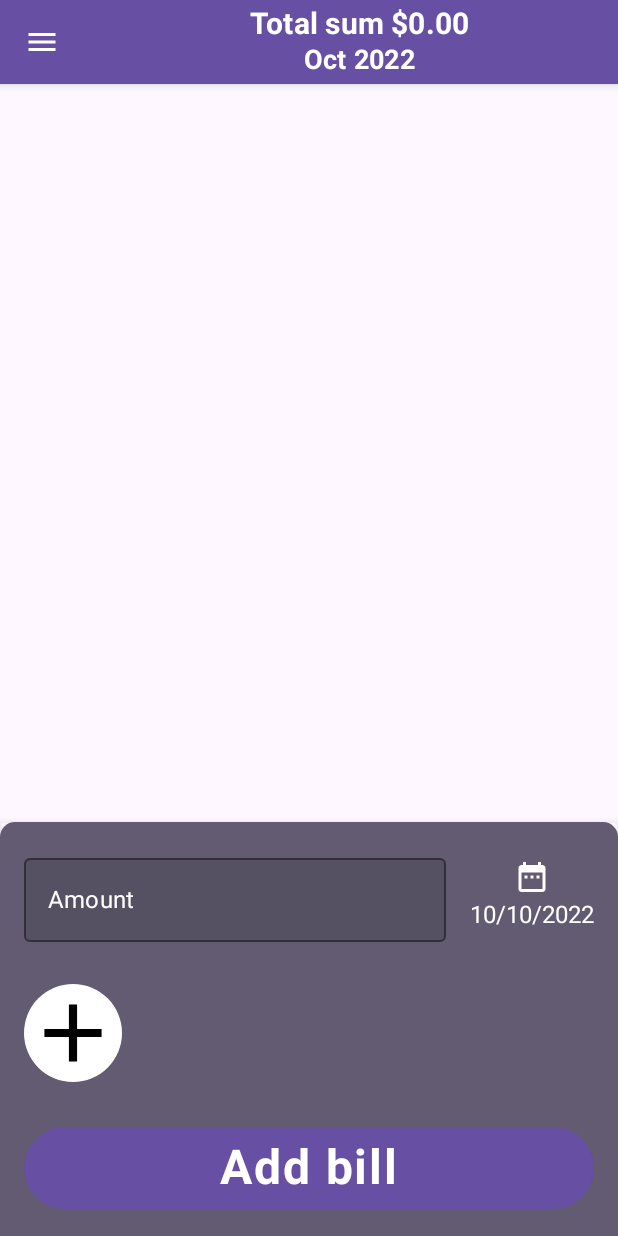
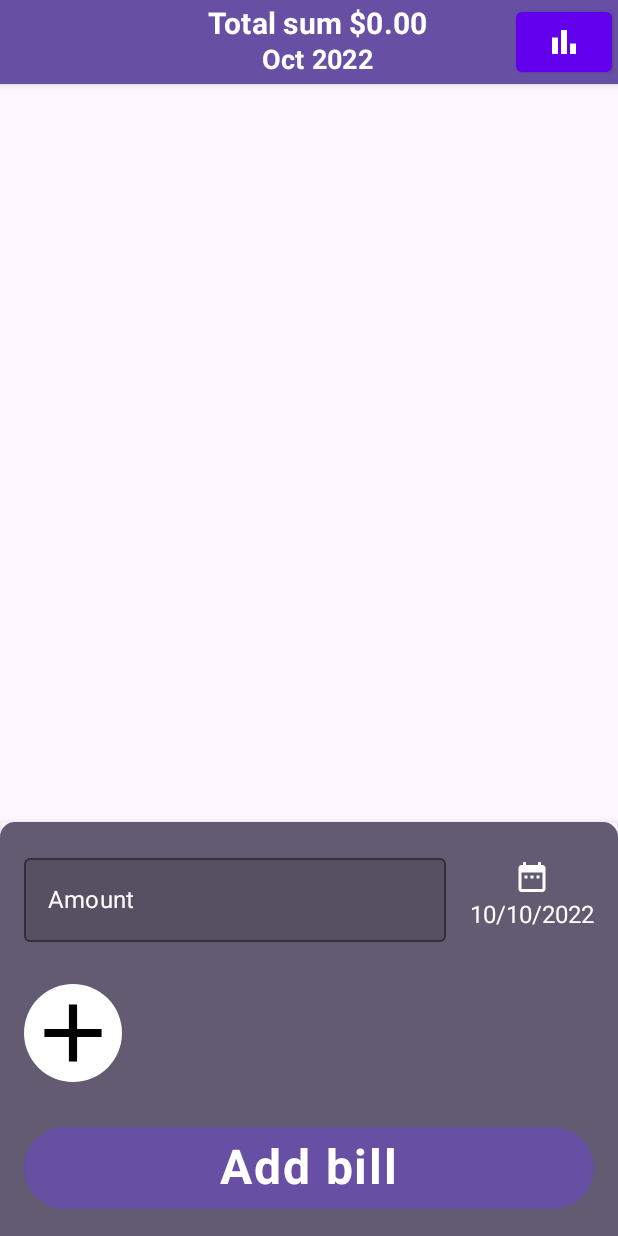
Before and after one commit to MaxBuriak/Bills-Collecting, an Android app built with Jetpack Compose: the screen it shows after launch (MainActivity), on a phone screen of 412 x 824 dp. Run offline under Robolectric (Android 15) with nearby library versions, the phone set to English and light mode, and no system bars; our stand-ins replace Dagger/Hilt's generated code, Room's generated code.

Commit message:
- Moved AmountChartItme to self file - Added button in app bar for to navigate into overview screen - Added formated total sum in BillsState - Optimized AmountChartItmes representation on Overview screen from inflating by each view to LazyColumn - Added extension for formating currency - Added new icon for overview chart button

```diff
--- a/app/src/main/java/com/dramtar/billscollecting/presenter/AppBar.kt
+++ b/app/src/main/java/com/dramtar/billscollecting/presenter/AppBar.kt
@@ -1,22 +1,20 @@
 package com.dramtar.billscollecting.presenter
 
 import androidx.compose.foundation.clickable
+import androidx.compose.foundation.layout.Box
 import androidx.compose.foundation.layout.Column
 import androidx.compose.foundation.layout.fillMaxWidth
-import androidx.compose.material.Icon
-import androidx.compose.material.IconButton
-import androidx.compose.material.Text
-import androidx.compose.material.TopAppBar
-import androidx.compose.material.icons.Icons
-import androidx.compose.material.icons.filled.Menu
+import androidx.compose.material.*
 import androidx.compose.material3.MaterialTheme
 import androidx.compose.runtime.Composable
 import androidx.compose.runtime.mutableStateOf
 import androidx.compose.runtime.remember
 import androidx.compose.ui.Alignment
 import androidx.compose.ui.Modifier
+import androidx.compose.ui.res.painterResource
 import androidx.compose.ui.text.font.FontWeight
 import androidx.compose.ui.unit.sp
+import com.dramtar.billscollecting.R
 import com.dramtar.billscollecting.utils.getMonthYear
 import java.text.NumberFormat
 
@@ -25,6 +23,7 @@ fun AppBar(
     onNavigationClick: () -> Unit,
     totalSum: Int,
     onDateClick: () -> Unit,
+    onChartsClick: () -> Unit,
     selectedRangeDate: Long
 ) {
 
@@ -34,9 +33,11 @@ fun AppBar(
     sumFormatted.value = NumberFormat.getCurrencyInstance().format(totalSum)
     TopAppBar(
         title = {
+            Box {
                 Column(
                     modifier = Modifier
                         .fillMaxWidth()
+                        .align(Alignment.CenterStart)
                         .clickable {
                             onDateClick()
                         },
@@ -58,18 +59,28 @@ fun AppBar(
                         color = MaterialTheme.colorScheme.onSecondary
                     )
                 }
+                Button(
+                    onClick = onChartsClick,
+                    modifier = Modifier.align(Alignment.CenterEnd),
+                ) {
+                    Icon(
+                        painter = painterResource(id = R.drawable.ic_bar_chart),
+                        contentDescription = "charts"
+                    )
+                }
+            }
         },
         /*backgroundColor = MaterialTheme.colors.primary,
         contentColor = MaterialTheme.colors.onPrimary,*/
-        navigationIcon = {
-            IconButton(onClick = onNavigationClick) {
-                Icon(
-                    imageVector = Icons.Default.Menu,
-                    contentDescription = "Toggle drawer",
-                    tint = MaterialTheme.colorScheme.onPrimary
-                )
-            }
-        },
+//        navigationIcon = {
+//            IconButton(onClick = onNavigationClick) {
+//                Icon(
+//                    imageVector = Icons.Default.Menu,
+//                    contentDescription = "Toggle drawer",
+//                    tint = MaterialTheme.colorScheme.onPrimary
+//                )
+//            }
+//        },
         backgroundColor = MaterialTheme.colorScheme.primary
     )
 }
--- a/app/src/main/java/com/dramtar/billscollecting/presenter/BillsState.kt
+++ b/app/src/main/java/com/dramtar/billscollecting/presenter/BillsState.kt
@@ -10,6 +10,7 @@ data class BillsState(
     val billTypes: List<BillTypeData> = listOf(),
     val tmpBillType: BillTypeData? = null,
     val totalSum: Int = 0,
+    val formattedTotalSum: String = "",
     val isLoading: Boolean = false,
     val selectedBillTypeId: String = "",
     var errorString: String? = null,
--- a/app/src/main/java/com/dramtar/billscollecting/presenter/MainScreen.kt
+++ b/app/src/main/java/com/dramtar/billscollecting/presenter/MainScreen.kt
@@ -41,10 +41,11 @@ fun MainScreen(
         Surface {
             Scaffold(topBar = {
                 AppBar(
-                    onNavigationClick = {navController.navigate("overview") },
+                    onNavigationClick = {},
                     viewModel.billListState.totalSum,
                     onDateClick = { calendarShowing.value = true },
-                    selectedRangeDate = viewModel.billListState.selectedDateRange.time
+                    selectedRangeDate = viewModel.billListState.selectedDateRange.time,
+                    onChartsClick = { navController.navigate("overview") }
                 )
             }) { scaffoldPAdding ->
 //                        Box(modifier = Modifier.size(100.dp).background(viewModel.colorState)) {
--- a/app/src/main/java/com/dramtar/billscollecting/presenter/MainViewModel.kt
+++ b/app/src/main/java/com/dramtar/billscollecting/presenter/MainViewModel.kt
@@ -10,10 +10,7 @@ import com.dramtar.billscollecting.domain.BillData
 import com.dramtar.billscollecting.domain.BillTypeData
 import com.dramtar.billscollecting.domain.BillTypeGrouped
 import com.dramtar.billscollecting.domain.Repository
-import com.dramtar.billscollecting.utils.formatCurrency
-import com.dramtar.billscollecting.utils.getFormattedPercentage
-import com.dramtar.billscollecting.utils.getOnColor
-import com.dramtar.billscollecting.utils.getRndColor
+import com.dramtar.billscollecting.utils.*
 import dagger.hilt.android.lifecycle.HiltViewModel
 import kotlinx.coroutines.Job
 import kotlinx.coroutines.channels.Channel
@@ -153,9 +150,11 @@ class MainViewModel @Inject constructor(
         billsJob?.cancel()
         billsJob = viewModelScope.launch {
             repository.getBills(start = start, end = end).collectLatest { billsList ->
+                val sum = billsList.sumOf { it.amount }.roundToInt()
                 billListState = billListState.copy(
                     bills = billsList,
-                    totalSum = billsList.sumOf { it.amount }.roundToInt()
+                    totalSum = sum,
+                    formattedTotalSum = sum.getFormattedLocalCurrency()
                 )
                 overviewData()
             }
--- a/app/src/main/java/com/dramtar/billscollecting/utils/FormatingExtinsions.kt
+++ b/app/src/main/java/com/dramtar/billscollecting/utils/FormatingExtinsions.kt
@@ -5,3 +5,4 @@ import kotlin.math.roundToInt
 
 fun Double.formatCurrency(): String = NumberFormat.getCurrencyInstance().format(this)
 fun Float.getFormattedPercentage(): String = "${(this * 100).roundToInt()}%"
+fun Int.getFormattedLocalCurrency(): String = NumberFormat.getCurrencyInstance().format(this)
--- /dev/null
+++ b/app/src/main/res/drawable/ic_bar_chart.xml
@@ -0,0 +1,7 @@
+<vector android:height="24dp" android:tint="#000000"
+    android:viewportHeight="24" android:viewportWidth="24"
+    android:width="24dp" xmlns:android="http://schemas.android.com/apk/res/android">
+    <path android:fillColor="@android:color/white" android:pathData="M4,9h4v11h-4z"/>
+    <path android:fillColor="@android:color/white" android:pathData="M16,13h4v7h-4z"/>
+    <path android:fillColor="@android:color/white" android:pathData="M10,4h4v16h-4z"/>
+</vector>
```
Also changed, not shown: app/src/main/java/com/dramtar/billscollecting/presenter/AmountChartItem.kt (added, +51 -0 lines), app/src/main/java/com/dramtar/billscollecting/presenter/OverviewScreen.kt (+23 -51 lines). Lines whose indentation alone changed are shown as unchanged.
